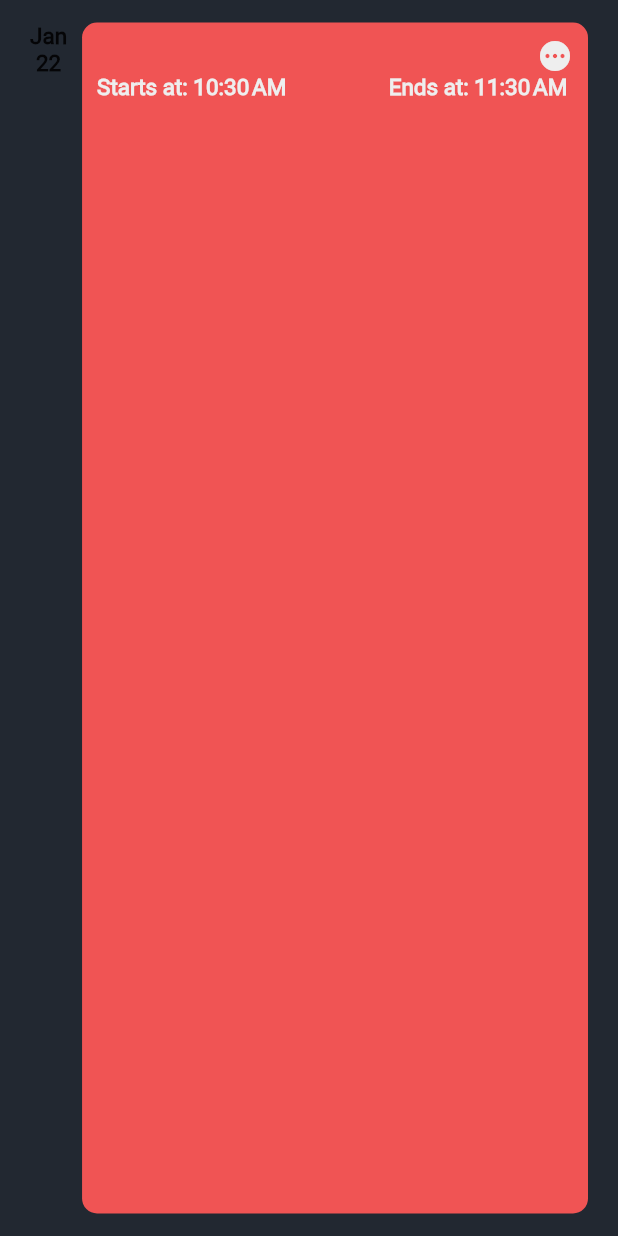
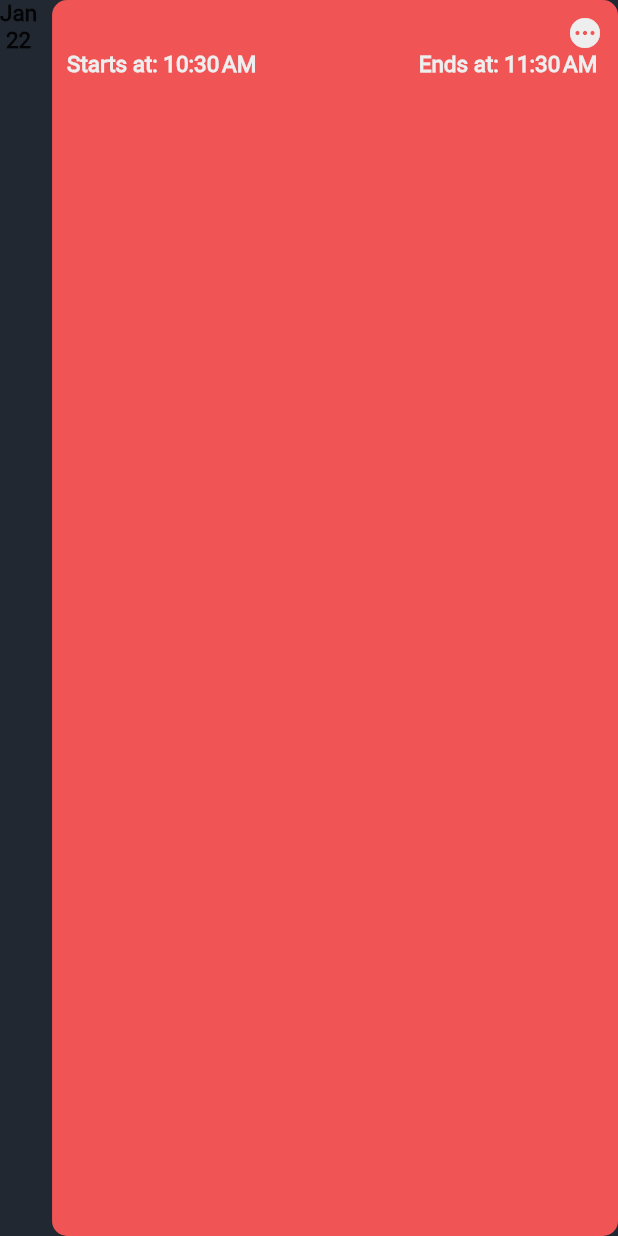
Before and after one commit to Abderraouf99/Assistant, a Flutter app: the EventTile widget shown alone on an empty page, opened directly with empty values, on a phone screen of 412 x 824 dp. Run offline on Flutter 3.47's test engine with Material 2 defaults, Android fonts, the phone set to English and light mode, and no system bars; our stand-ins replace adaptive_dialog, cloud_firestore, firebase_auth, firebase_core, flutter_local_notifications, flutter_native_timezone and 4 more; accounts and stored records are empty.

Commit message:
padding fixing in screens

```diff
--- a/lib/Screens/ArchiveScreen.dart
+++ b/lib/Screens/ArchiveScreen.dart
@@ -52,9 +52,7 @@ class _ArchiveScreenState extends State<ArchiveScreen> {
                                 topLeft: Radius.circular(5),
                                 topRight: Radius.circular(5),
                                 bottomRight: Radius.circular(5),
-
-                        )
-                      )
+                              ))
                           : null,
                       child: TopBarSelectors(
                         title: 'Tasks',
@@ -113,6 +111,7 @@ class _ArchiveScreenState extends State<ArchiveScreen> {
             ),
             Expanded(
               child: Container(
+                padding: EdgeInsets.symmetric(horizontal: 20, vertical: 5),
                 child: _determineSubPage(),
                 decoration: kRoundedContainerDecorator.copyWith(
                   color: Theme.of(context).primaryColorDark,
--- a/lib/Screens/EventScreenCalendarView.dart
+++ b/lib/Screens/EventScreenCalendarView.dart
@@ -100,6 +100,8 @@ class _CalendarViewState extends State<CalendarView>
                     ),
                     Expanded(
                       child: Container(
+                        padding:
+                            EdgeInsets.symmetric(horizontal: 20, vertical: 5),
                         child: EventsList(
                           selectedDate: _currentTime,
                         ),
--- a/lib/Widgets/EventTile.dart
+++ b/lib/Widgets/EventTile.dart
@@ -13,10 +13,6 @@ class EventTile extends StatelessWidget {
   @override
   Widget build(BuildContext context) {
     return Container(
-      margin: EdgeInsets.symmetric(
-        vertical: 15,
-        horizontal: 20,
-      ),
       child: Row(
         children: [
           //DayWidget
```
Also changed, not shown: lib/Screens/BinScreen.dart (+3 -6 lines). Lines whose indentation alone changed are shown as unchanged.
